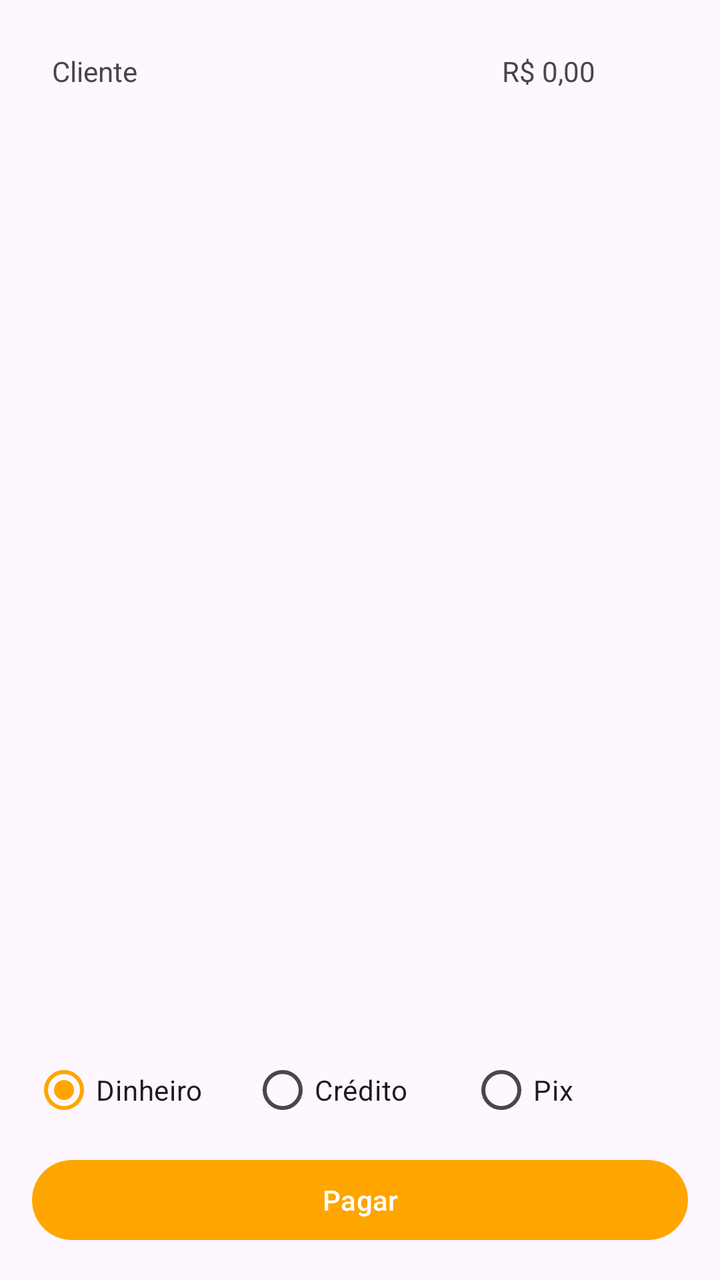
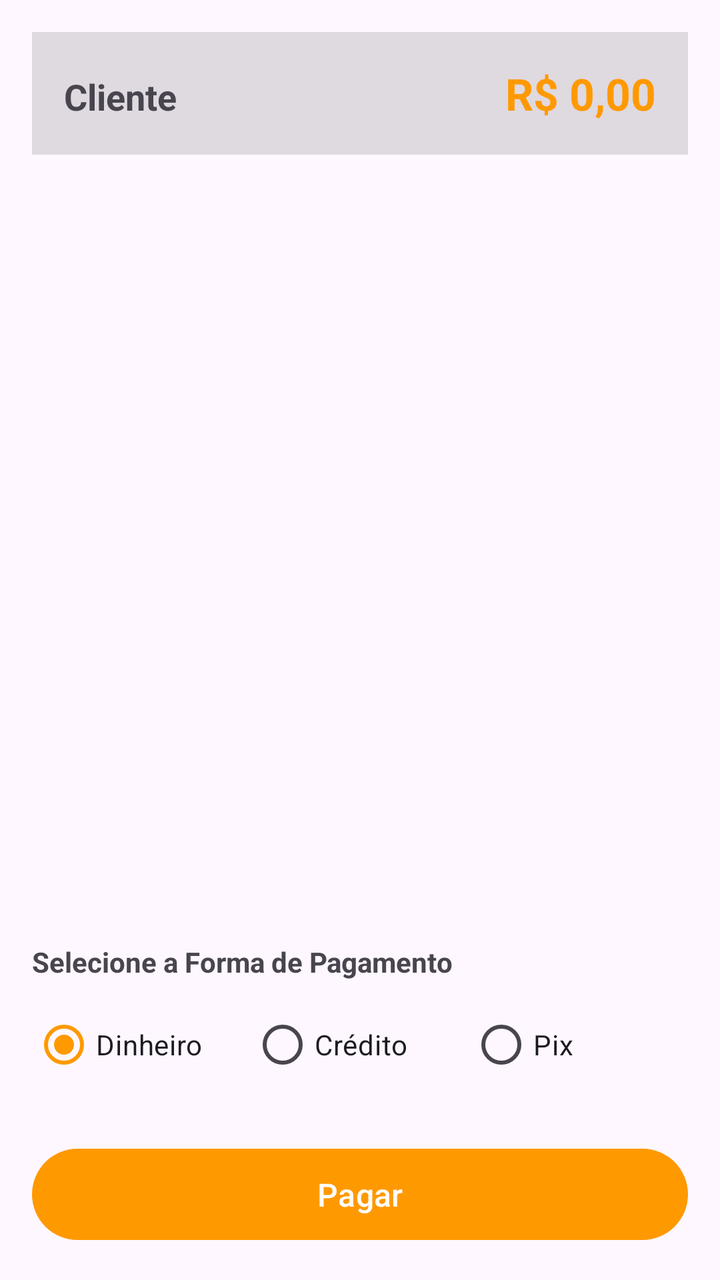

Before-and-after screenshots of an Android layout around one commit, followed by the original layout XML and the change that was made.
<!-- AndroidManifest.xml: application theme Theme.Pdv -->
<!-- res/layout/fragment_checkout.xml -->
<?xml version="1.0" encoding="utf-8"?>
<LinearLayout xmlns:android="http://schemas.android.com/apk/res/android"
    android:layout_width="match_parent"
    android:layout_height="match_parent"
    android:orientation="vertical"
    android:padding="16dp">

    <TableRow
        android:layout_width="match_parent"
        android:layout_height="107dp"
        android:padding="10dp">

        <TextView
            android:id="@+id/cliente"
            android:layout_width="189dp"
            android:layout_height="match_parent"
            android:text="Cliente" />

        <TextView
            android:id="@+id/total"
            android:layout_width="match_parent"
            android:layout_height="match_parent"
            android:textAlignment="center"
            android:text="R$ 0,00" />
    </TableRow>

    <ProgressBar
        android:id="@+id/progresso"
        android:layout_width="wrap_content"
        android:layout_height="wrap_content"
        android:layout_gravity="center_horizontal"
        android:visibility="gone" />

    <TextView
        android:id="@+id/mensagem"
        android:layout_width="match_parent"
        android:layout_height="wrap_content"
        android:gravity="center"
        android:padding="24dp"
        android:visibility="gone"
        android:text="Nada foi encontrado" />

    <ListView
        android:id="@+id/lista"
        android:layout_width="match_parent"
        android:layout_height="0dp"
        android:layout_weight="1" />

    <Space
        android:layout_width="match_parent"
        android:layout_height="27dp" />

    <RadioGroup
        android:id="@+id/rgPagamento"
        android:layout_width="match_parent"
        android:layout_height="62dp"
        android:orientation="horizontal"
        android:checkedButton="@id/rbDinheiro">

        <RadioButton
            android:id="@+id/rbDinheiro"
            android:layout_width="match_parent"
            android:layout_height="match_parent"
            android:layout_weight="1"
            android:text="Dinheiro" />

        <RadioButton
            android:id="@+id/rbCredito"
            android:layout_width="match_parent"
            android:layout_height="match_parent"
            android:layout_weight="1"
            android:text="Crédito" />

        <RadioButton
            android:id="@+id/rbPix"
            android:layout_width="match_parent"
            android:layout_height="match_parent"
            android:layout_weight="1"
            android:text="Pix" />
    </RadioGroup>

    <Button
        android:id="@+id/novo"
        android:layout_width="match_parent"
        android:layout_height="wrap_content"
        android:text="Pagar" />

</LinearLayout>
<!-- resources referenced by this layout -->
<resources>
  <style name="Theme.Pdv" parent="Base.Theme.Pdv">
          <item name="actionBarSize">@dimen/altura_actionbar</item>
      </style>
  <style name="Base.Theme.Pdv" parent="Theme.Material3.DayNight">
          
          <item name="colorPrimary">@color/botao_fundo</item>
  
      </style>
  <dimen name="altura_actionbar">64dp</dimen>
  <color name="botao_fundo">#FFA500</color>
</resources>

<!-- the commit's change to res/layout/fragment_checkout.xml (unified diff, before → after) -->
@@ -1,88 +1,120 @@
 <?xml version="1.0" encoding="utf-8"?>
-<LinearLayout xmlns:android="http://schemas.android.com/apk/res/android"
+<androidx.core.widget.NestedScrollView
+    xmlns:android="http://schemas.android.com/apk/res/android"
     android:layout_width="match_parent"
     android:layout_height="match_parent"
-    android:orientation="vertical"
-    android:padding="16dp">
+    android:fillViewport="true">
 
-    <TableRow
+    <LinearLayout
         android:layout_width="match_parent"
-        android:layout_height="107dp"
-        android:padding="10dp">
+        android:layout_height="wrap_content"
+        android:orientation="vertical"
+        android:padding="16dp">
+
+        <LinearLayout
+            android:layout_width="match_parent"
+            android:layout_height="wrap_content"
+            android:orientation="horizontal"
+            android:background="?attr/colorControlHighlight"
+            android:padding="16dp"
+            android:layout_marginBottom="16dp">
+
+            <TextView
+                android:id="@+id/cliente"
+                android:layout_width="0dp"
+                android:layout_height="wrap_content"
+                android:layout_weight="1"
+                android:textSize="18sp"
+                android:textStyle="bold"
+                android:text="Cliente" />
+
+            <TextView
+                android:id="@+id/total"
+                android:layout_width="0dp"
+                android:layout_height="wrap_content"
+                android:layout_weight="1"
+                android:gravity="end"
+                android:textSize="22sp"
+                android:textStyle="bold"
+                android:textColor="?attr/colorPrimary"
+                android:text="R$ 0,00" />
+        </LinearLayout>
+
+        <ProgressBar
+            android:id="@+id/progresso"
+            android:layout_width="wrap_content"
+            android:layout_height="wrap_content"
+            android:layout_gravity="center_horizontal"
+            android:layout_margin="16dp"
+            android:visibility="gone" />
 
         <TextView
-            android:id="@+id/cliente"
-            android:layout_width="189dp"
-            android:layout_height="match_parent"
-            android:text="Cliente" />
+            android:id="@+id/mensagem"
+            android:layout_width="match_parent"
+            android:layout_height="wrap_content"
+            android:gravity="center"
+            android:padding="24dp"
+            android:textSize="15sp"
+            android:visibility="gone"
+            android:text="Nada foi encontrado" />
+
+        <androidx.recyclerview.widget.RecyclerView
+            android:id="@+id/lista"
+            android:layout_width="match_parent"
+            android:layout_height="wrap_content"
+            android:layout_marginBottom="24dp"
+            android:nestedScrollingEnabled="false"/>
+
+        <View
+            android:layout_width="match_parent"
+            android:layout_height="0dp"
+            android:layout_weight="1" />
 
         <TextView
-            android:id="@+id/total"
             android:layout_width="match_parent"
-            android:layout_height="match_parent"
-            android:textAlignment="center"
-            android:text="R$ 0,00" />
-    </TableRow>
+            android:layout_height="wrap_content"
+            android:text="Selecione a Forma de Pagamento"
+            android:textSize="14sp"
+            android:textStyle="bold"
+            android:layout_marginBottom="8dp" />
 
-    <ProgressBar
-        android:id="@+id/progresso"
-        android:layout_width="wrap_content"
-        android:layout_height="wrap_content"
-        android:layout_gravity="center_horizontal"
-        android:visibility="gone" />
+        <RadioGroup
+            android:id="@+id/rgPagamento"
+            android:layout_width="match_parent"
+            android:layout_height="wrap_content"
+            android:orientation="horizontal"
+            android:layout_marginBottom="24dp">
 
-    <TextView
-        android:id="@+id/mensagem"
-        android:layout_width="match_parent"
-        android:layout_height="wrap_content"
-        android:gravity="center"
-        android:padding="24dp"
-        android:visibility="gone"
-        android:text="Nada foi encontrado" />
+            <RadioButton
+                android:id="@+id/rbDinheiro"
+                android:layout_width="0dp"
+                android:layout_height="wrap_content"
+                android:layout_weight="1"
+                android:checked="true"
+                android:text="Dinheiro" />
 
-    <ListView
-        android:id="@+id/lista"
-        android:layout_width="match_parent"
-        android:layout_height="0dp"
-        android:layout_weight="1" />
+            <RadioButton
+                android:id="@+id/rbCredito"
+                android:layout_width="0dp"
+                android:layout_height="wrap_content"
+                android:layout_weight="1"
+                android:text="Crédito" />
 
-    <Space
-        android:layout_width="match_parent"
-        android:layout_height="27dp" />
+            <RadioButton
+                android:id="@+id/rbPix"
+                android:layout_width="0dp"
+                android:layout_height="wrap_content"
+                android:layout_weight="1"
+                android:text="Pix" />
+        </RadioGroup>
 
-    <RadioGroup
-        android:id="@+id/rgPagamento"
-        android:layout_width="match_parent"
-        android:layout_height="62dp"
-        android:orientation="horizontal"
-        android:checkedButton="@id/rbDinheiro">
+        <Button
+            android:id="@+id/novo"
+            android:layout_width="match_parent"
+            android:layout_height="wrap_content"
+            android:padding="12dp"
+            android:textSize="16sp"
+            android:text="Pagar" />
 
-        <RadioButton
-            android:id="@+id/rbDinheiro"
-            android:layout_width="match_parent"
-            android:layout_height="match_parent"
-            android:layout_weight="1"
-            android:text="Dinheiro" />
-
-        <RadioButton
-            android:id="@+id/rbCredito"
-            android:layout_width="match_parent"
-            android:layout_height="match_parent"
-            android:layout_weight="1"
-            android:text="Crédito" />
-
-        <RadioButton
-            android:id="@+id/rbPix"
-            android:layout_width="match_parent"
-            android:layout_height="match_parent"
-            android:layout_weight="1"
-            android:text="Pix" />
-    </RadioGroup>
-
-    <Button
-        android:id="@+id/novo"
-        android:layout_width="match_parent"
-        android:layout_height="wrap_content"
-        android:text="Pagar" />
-
-</LinearLayout>
+    </LinearLayout>
+</androidx.core.widget.NestedScrollView>
<!-- resource entries referenced after the edit -->
@@ -1,14 +1,14 @@
 <!-- resources referenced by this layout -->
 <resources>
   <style name="Theme.Pdv" parent="Base.Theme.Pdv">
-          <item name="actionBarSize">@dimen/altura_actionbar</item>
+          <item name="windowActionBar">false</item>
+          <item name="windowNoTitle">true</item>
       </style>
   <style name="Base.Theme.Pdv" parent="Theme.Material3.DayNight">
           
           <item name="colorPrimary">@color/botao_fundo</item>
   
       </style>
-  <dimen name="altura_actionbar">64dp</dimen>
-  <color name="botao_fundo">#FFA500</color>
+  <color name="botao_fundo">#FF9900</color>
 </resources>
 
